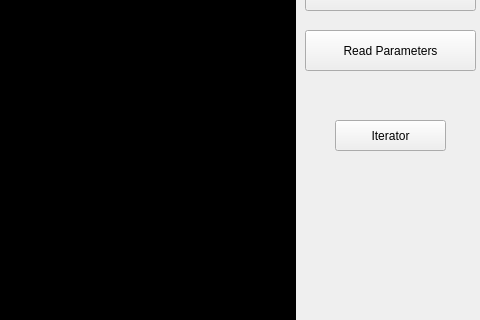
Old version of the form soccer_window.ui in the repository mateus558/RinoBot-System; both pictures show x 425 to 905 and y 100 to 420 of the 905 by 592 pixel window.
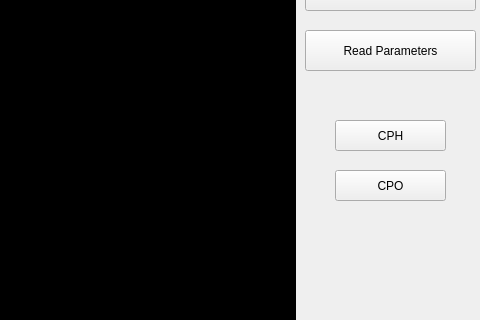
New version of the form. Icons and pictures are not drawn.

```diff
--- a/soccer_window.ui
+++ b/soccer_window.ui
@@ -75,7 +75,7 @@
     </rect>
    </property>
    <property name="text">
-    <string>Iterator</string>
+    <string>CPH</string>
    </property>
   </widget>
   <widget class="QLCDNumber" name="fps_lcd">
@@ -292,6 +292,19 @@
     <string>Read Parameters</string>
    </property>
   </widget>
+  <widget class="QPushButton" name="CPO">
+   <property name="geometry">
+    <rect>
+     <x>760</x>
+     <y>270</y>
+     <width>111</width>
+     <height>31</height>
+    </rect>
+   </property>
+   <property name="text">
+    <string>CPO</string>
+   </property>
+  </widget>
   <zorder>optionsGroupBox</zorder>
   <zorder>game_view</zorder>
   <zorder>start_game</zorder>
```
Left out of the diff: 5 changed lines with no effect on the pictures.
